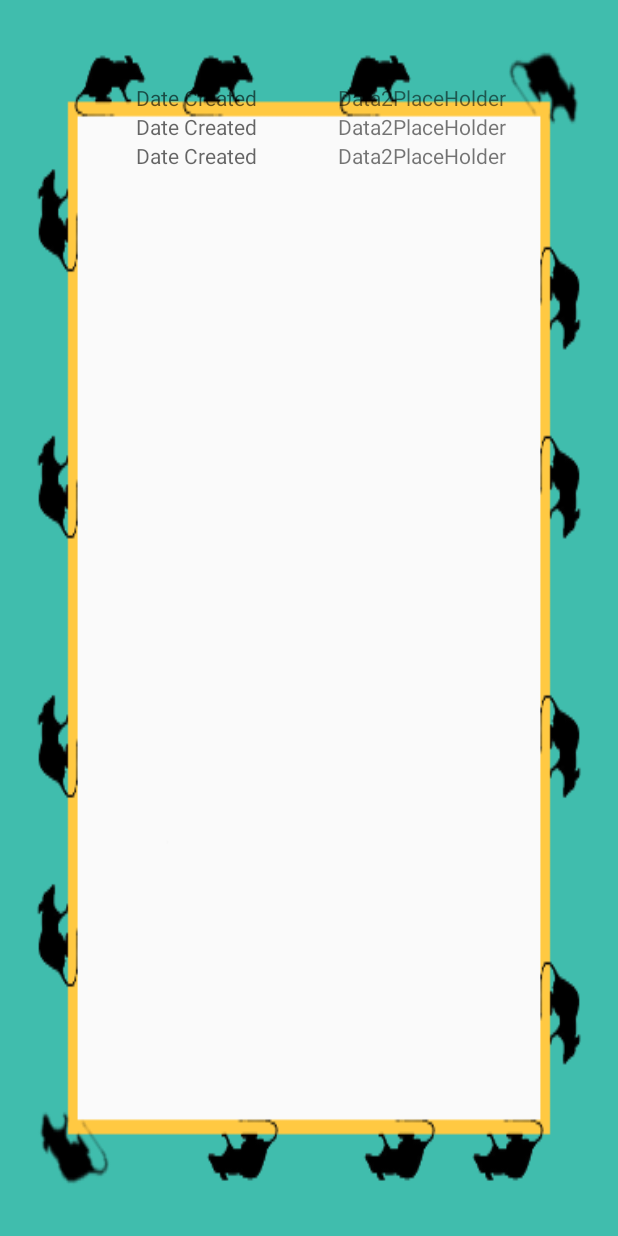
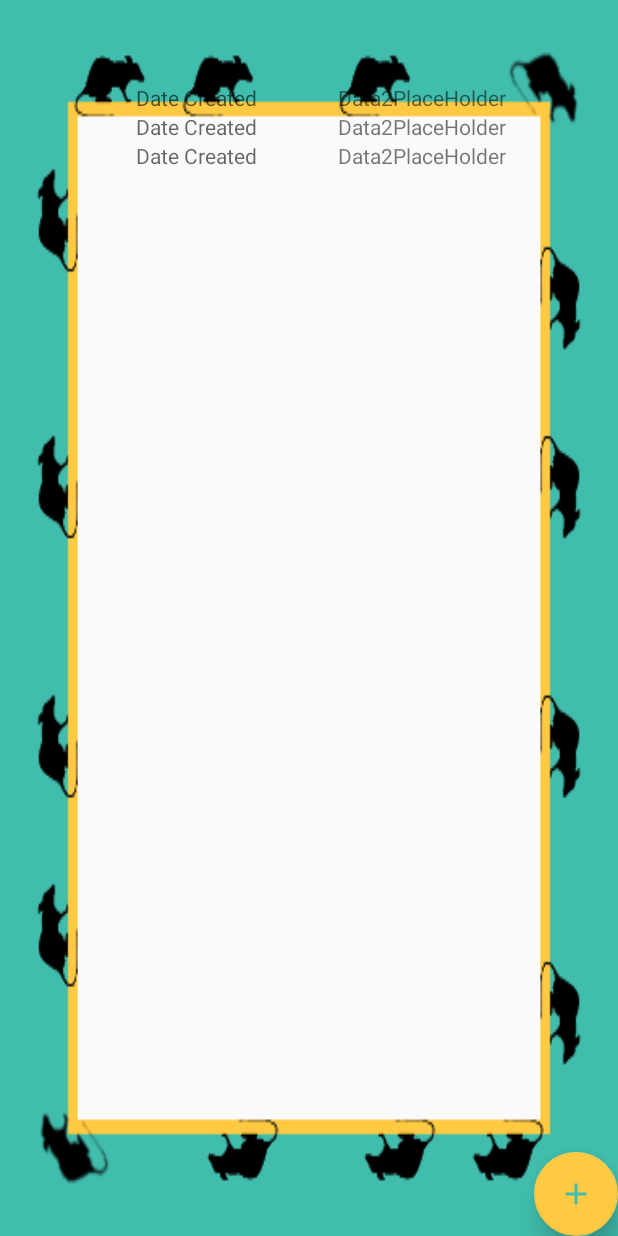
Before and after one commit to kliao2016/RatTracker, an Android app: the layout activity_report_list.xml on its own in the app's theme, with its tools: preview values and no code run, on a phone screen of 412 x 824 dp. Run offline under Robolectric (Android 15) with nearby library versions, the phone set to English and light mode, and no system bars.

Commit message:
Added FAB to ReportList screen

```diff
--- a/RatTracker/app/src/main/java/edu/gatech/cs2340/rattracker/controller/ReportListActivity.java
+++ b/RatTracker/app/src/main/java/edu/gatech/cs2340/rattracker/controller/ReportListActivity.java
@@ -4,6 +4,8 @@ import android.content.Context;
 import android.content.Intent;
 import android.os.Bundle;
 import android.support.annotation.Nullable;
+import android.support.design.widget.FloatingActionButton;
+import android.support.design.widget.Snackbar;
 import android.support.v7.app.AppCompatActivity;
 import android.support.v7.widget.RecyclerView;
 import android.view.View;
@@ -40,6 +42,15 @@ public class ReportListActivity extends AppCompatActivity {
     protected void onCreate(@Nullable Bundle savedInstanceState) {
         super.onCreate(savedInstanceState);
         setContentView(R.layout.activity_report_list);
+
+        FloatingActionButton reportListFab = (FloatingActionButton) findViewById(R.id.report_list_fab);
+        reportListFab.setOnClickListener(new View.OnClickListener() {
+            @Override
+            public void onClick(View view) {
+                Intent addReportIntent = new Intent(ReportListActivity.this, AddReport.class);
+                startActivity(addReportIntent);
+            }
+        });
 
         this.getWindow().setTitle("Reports");
 
--- a/RatTracker/app/src/main/res/layout/activity_report_list.xml
+++ b/RatTracker/app/src/main/res/layout/activity_report_list.xml
@@ -12,5 +12,19 @@
         android:background="@drawable/recycler_view_border"
         android:padding="55dp"
         app:layoutManager="android.support.v7.widget.GridLayoutManager"
-        tools:listitem="@layout/report_list_content" />
+        tools:listitem="@layout/report_list_content" >
+
+    </android.support.v7.widget.RecyclerView>
+
+    <android.support.design.widget.FloatingActionButton
+        android:id="@+id/report_list_fab"
+        android:layout_width="wrap_content"
+        android:layout_height="wrap_content"
+        android:layout_gravity="bottom|end"
+        android:clickable="true"
+        app:backgroundTint="@color/buttonGold"
+        app:elevation="10dp"
+        app:fabSize="normal"
+        app:srcCompat="@drawable/icons8_add_48" />
+
 </android.support.design.widget.CoordinatorLayout>
```
Also changed, not shown: RatTracker/app/src/main/res/drawable-hdpi/icons8_add_48.png (added).
